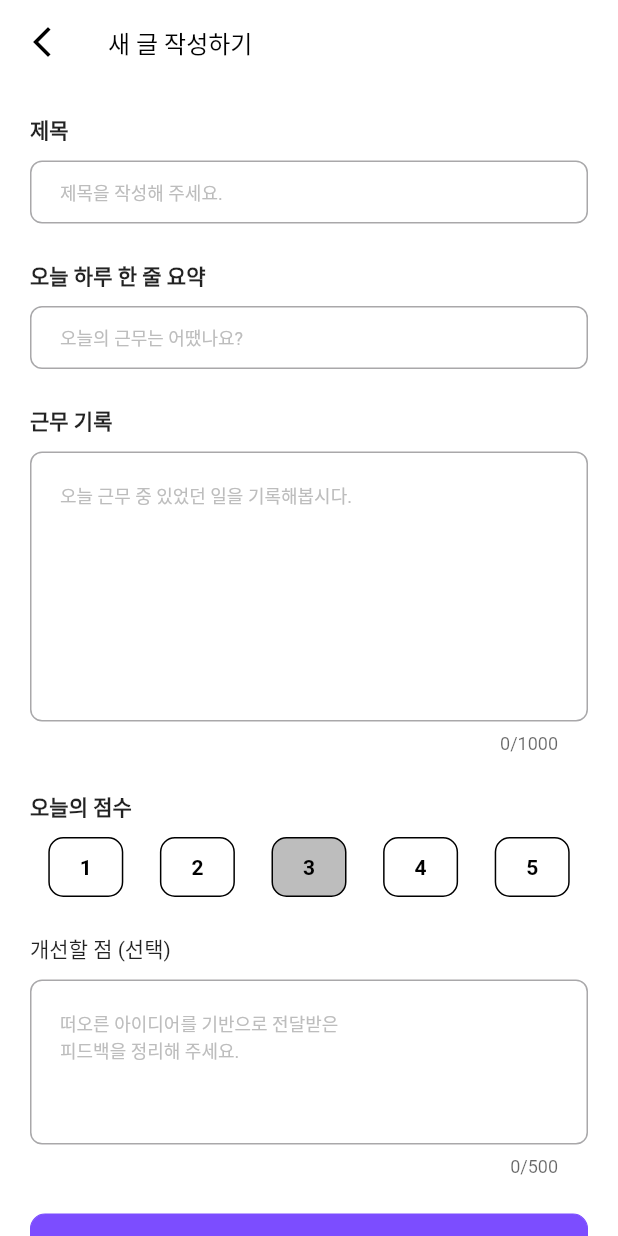
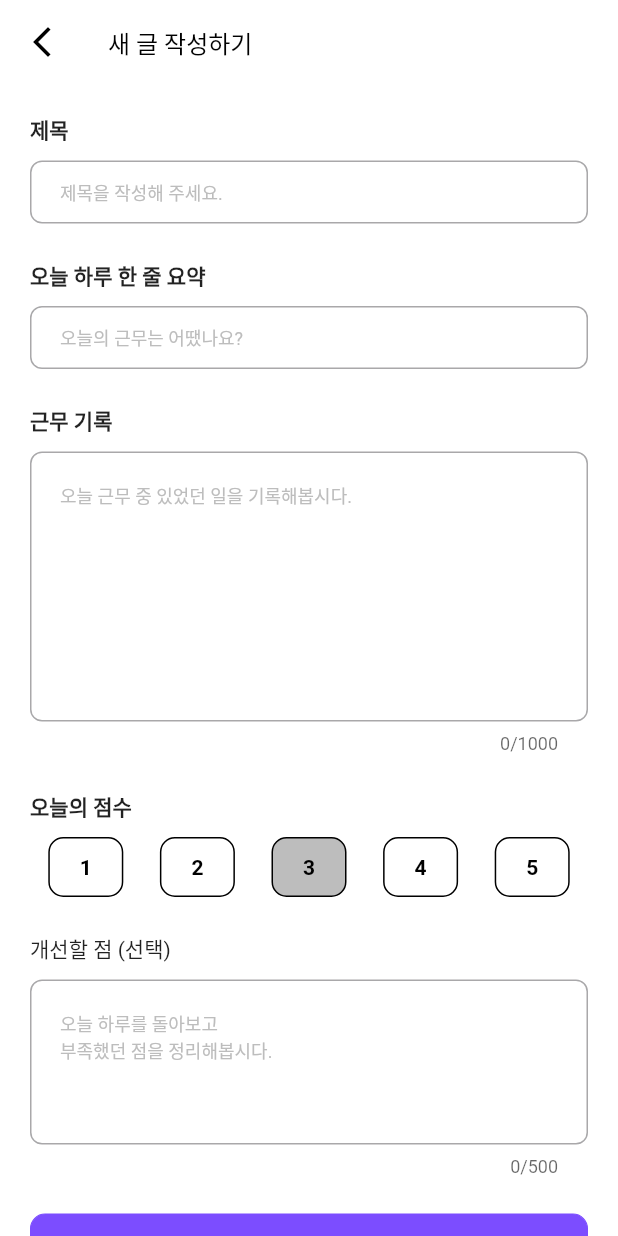
Before and after one commit to g0ngs1l/Simple_memo_final, a Flutter app: the EditScreen screen opened by its route, on a phone screen of 412 x 824 dp. Run offline on Flutter 3.47's test engine with Material 3 defaults, Android fonts, the light colour scheme and no system bars; our stand-ins replace flutter_rating_bar, font_awesome_flutter, sqflite; accounts and stored records are empty.

Commit message:
gimal project

```diff
--- a/lib/screen/edit_screen.dart
+++ b/lib/screen/edit_screen.dart
@@ -309,7 +309,7 @@ class _EditScreenState extends State<EditScreen> {
                   controller: _feedbackController,
                   vertical: Sizes.size20,
                   horizontal: Sizes.size20,
-                  hintText: "떠오른 아이디어를 기반으로 전달받은\n피드백을 정리해 주세요.",
+                  hintText: "오늘 하루를 돌아보고\n부족했던 점을 정리해봅시다.",
                   maxLines: 5,
                   maxLength: 500,
                 ),
```
